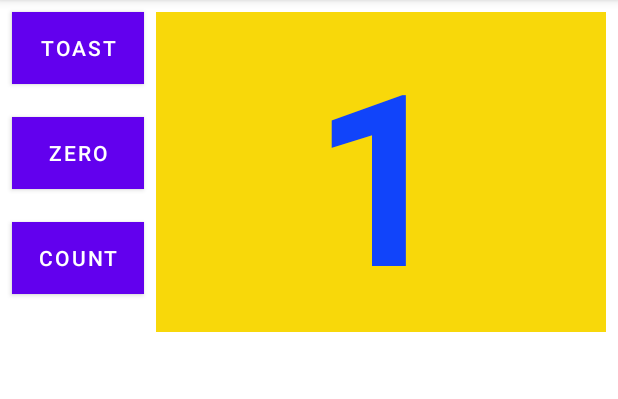
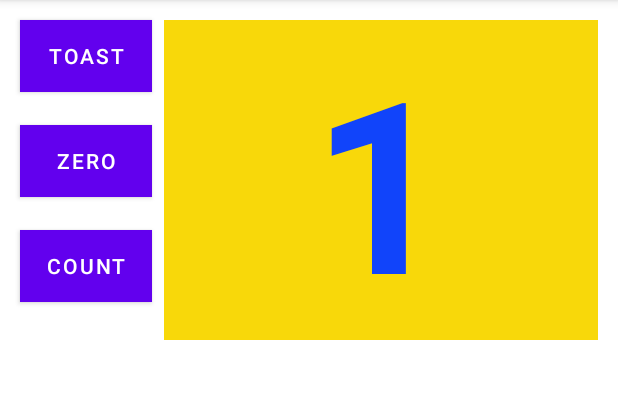
Before and after one commit to MAD-Weekly-Assignment/Lab-2-HelloToast2, an Android app: the screen it shows after launch (MainActivity), after a tap on "COUNT", on a phone screen of 412 x 824 dp, the part 84-483 px from its top. Run offline under Robolectric (Android 15) with nearby library versions, the phone set to English and light mode, and no system bars.

Commit message:
Updated layout for landscape view

```diff
--- a/HelloConstraint/app/src/main/java/com/example/helloconstraint/MainActivity.java
+++ b/HelloConstraint/app/src/main/java/com/example/helloconstraint/MainActivity.java
@@ -9,29 +9,51 @@ import android.widget.Button;
 import android.widget.TextView;
 import android.widget.Toast;
 
+import java.util.Locale;
+
 public class MainActivity extends AppCompatActivity {
-
     private int mCount = 0;
     private TextView mShowCount;
+    private Button mResetButton;
+    private Button mCountButton;
 
     @Override
     protected void onCreate(Bundle savedInstanceState) {
         super.onCreate(savedInstanceState);
         setContentView(R.layout.activity_main);
-        mShowCount = (TextView) findViewById(R.id.show_count);
-
+        mShowCount = findViewById(R.id.show_count);
+        mResetButton = findViewById(R.id.button_zero);
+        mCountButton = findViewById(R.id.button_count);
     }
 
     public void showToast(View view) {
-        Toast toast = Toast.makeText(this, R.string.toast_message,
-                Toast.LENGTH_SHORT);
+        Toast toast = Toast.makeText(this, R.string.toast_message, Toast.LENGTH_LONG);
         toast.show();
     }
 
     public void countUp(View view) {
-        ++mCount;
-        if (mShowCount != null)
-            mShowCount.setText(Integer.toString(mCount));
+        mCount ++;
+        if (mShowCount != null){
+            mShowCount.setText(String.format(Locale.ENGLISH, "%d", mCount));
+        }
+        mResetButton.setBackgroundColor(getResources().getColor(R.color.colorPrimary));
+        mResetButton.setClickable(true);
 
+        switch (mCount % 2){
+            case 0: view.setBackgroundColor(Color.MAGENTA);
+                break;
+            case 1: view.setBackgroundColor(Color.GREEN);
+                break;
+            default: break;
+        }
+    }
+
+    public void resetZero(View view) {
+        mCount = 0;
+        mShowCount.setText(String.valueOf(mCount));
+
+        view.setClickable(false);
+        view.setBackgroundColor(Color.GRAY);
+        mCountButton.setBackgroundColor(getResources().getColor(R.color.colorPrimary));
     }
 }
--- a/HelloConstraint/app/src/main/res/layout-land/activity_main.xml
+++ b/HelloConstraint/app/src/main/res/layout-land/activity_main.xml
@@ -2,59 +2,71 @@
 <androidx.constraintlayout.widget.ConstraintLayout xmlns:android="http://schemas.android.com/apk/res/android"
     xmlns:app="http://schemas.android.com/apk/res-auto"
     xmlns:tools="http://schemas.android.com/tools"
+    android:id="@+id/constraintLayout1"
     android:layout_width="match_parent"
     android:layout_height="match_parent"
-    tools:context=".MainActivity">
-
+    android:padding="5dp"
+    tools:context=".MainActivity"
+    tools:layout_editor_absoluteX="5dp"
+    tools:layout_editor_absoluteY="81dp">
 
     <Button
         android:id="@+id/button_toast"
-        android:layout_width="0dp"
+        android:layout_width="wrap_content"
         android:layout_height="wrap_content"
-        android:layout_marginStart="8dp"
+        android:layout_marginStart="4dp"
         android:layout_marginTop="8dp"
-        android:layout_marginEnd="8dp"
         android:background="@color/colorPrimary"
         android:onClick="showToast"
         android:text="@string/button_label_toast"
-        android:textColor="@android:color/white"
+        android:textColor="@color/white"
+        app:layout_constraintStart_toStartOf="parent"
+        app:layout_constraintTop_toTopOf="parent"
+        android:layout_marginLeft="4dp" />
+
+    <TextView
+        android:id="@+id/show_count"
+        android:layout_width="0dp"
+        android:layout_height="wrap_content"
+        android:layout_marginEnd="8dp"
+        android:layout_marginStart="8dp"
+        android:layout_marginTop="8dp"
+        android:background="@color/colorSecondary"
+        android:gravity="center"
+        android:text="@string/count_initial_value"
+        android:textColor="@color/colorPrimary"
+        android:textSize="@dimen/count_text_size"
+        android:textStyle="bold"
         app:layout_constraintEnd_toEndOf="parent"
-        app:layout_constraintStart_toStartOf="parent"
+        app:layout_constraintStart_toEndOf="@+id/button_count"
         app:layout_constraintTop_toTopOf="parent" />
 
     <Button
         android:id="@+id/button_count"
-        android:layout_width="0dp"
+        android:layout_width="wrap_content"
         android:layout_height="wrap_content"
         android:layout_marginStart="8dp"
-        android:layout_marginEnd="8dp"
-        android:layout_marginBottom="8dp"
         android:background="@color/colorPrimary"
         android:onClick="countUp"
         android:text="@string/button_label_count"
-        android:textColor="@android:color/white"
-        app:layout_constraintBottom_toBottomOf="parent"
-        app:layout_constraintEnd_toEndOf="parent"
-        app:layout_constraintStart_toStartOf="parent" />
+        android:textColor="@color/white"
+        app:layout_constraintBaseline_toBaselineOf="@+id/show_count"
+        app:layout_constraintStart_toStartOf="parent"
+        android:layout_marginLeft="8dp" />
 
-
-    <TextView
-        android:id="@+id/show_count"
-        android:layout_width="0dp"
-        android:layout_height="0dp"
+    <Button
+        android:id="@+id/button_zero"
+        android:layout_width="wrap_content"
+        android:layout_height="wrap_content"
+        android:layout_marginBottom="8dp"
         android:layout_marginStart="8dp"
         android:layout_marginTop="8dp"
-        android:layout_marginEnd="8dp"
-        android:layout_marginBottom="8dp"
-        android:background="@color/colorSecondary"
-        android:gravity="center"
-        android:text="@string/count_initial_value"
-        android:textAlignment="center"
-        android:textColor="#FFFFFF"
-        android:textSize="120sp"
-        android:textStyle="bold"
+        android:background="@color/gray"
+        android:text="@string/zero"
+        android:textColor="@color/white"
+        android:onClick="resetZero"
         app:layout_constraintBottom_toTopOf="@+id/button_count"
-        app:layout_constraintEnd_toEndOf="parent"
         app:layout_constraintStart_toStartOf="parent"
-        app:layout_constraintTop_toBottomOf="@+id/button_toast" />
+        app:layout_constraintTop_toBottomOf="@+id/button_toast"
+        android:layout_marginLeft="8dp" />
 </androidx.constraintlayout.widget.ConstraintLayout>
--- a/HelloConstraint/app/src/main/res/layout/activity_main.xml
+++ b/HelloConstraint/app/src/main/res/layout/activity_main.xml
@@ -2,9 +2,13 @@
 <androidx.constraintlayout.widget.ConstraintLayout xmlns:android="http://schemas.android.com/apk/res/android"
     xmlns:app="http://schemas.android.com/apk/res-auto"
     xmlns:tools="http://schemas.android.com/tools"
+    android:id="@+id/constraintLayout1"
     android:layout_width="match_parent"
     android:layout_height="match_parent"
-    tools:context=".MainActivity">
+    android:padding="5dp"
+    tools:context=".MainActivity"
+    tools:layout_editor_absoluteX="5dp"
+    tools:layout_editor_absoluteY="81dp">
 
 
     <Button
@@ -55,16 +59,16 @@
         android:id="@+id/button_zero"
         android:layout_width="wrap_content"
         android:layout_height="wrap_content"
+        android:layout_marginStart="8dp"
+        android:layout_marginLeft="8dp"
+        android:layout_marginTop="8dp"
         android:layout_marginBottom="8dp"
-        android:layout_marginStart="8dp"
-        android:layout_marginTop="8dp"
         android:background="@color/gray"
         android:onClick="resetZero"
         android:text="@string/zero"
         android:textColor="@color/white"
         app:layout_constraintBottom_toTopOf="@+id/button_count"
         app:layout_constraintStart_toStartOf="parent"
-        app:layout_constraintTop_toBottomOf="@+id/button_toast"
-        android:layout_marginLeft="8dp" />
+        app:layout_constraintTop_toBottomOf="@+id/button_toast" />
 
 </androidx.constraintlayout.widget.ConstraintLayout>
```
